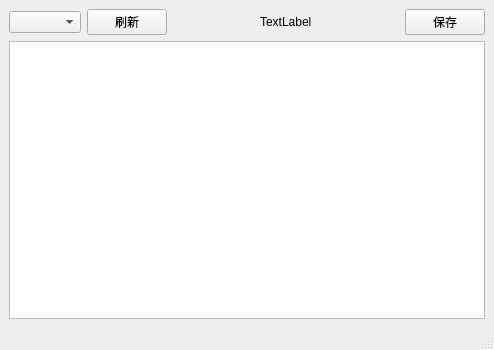
YouYuFei/stoneshard-helper, file ui/mainwindow.ui: the form before one commit.
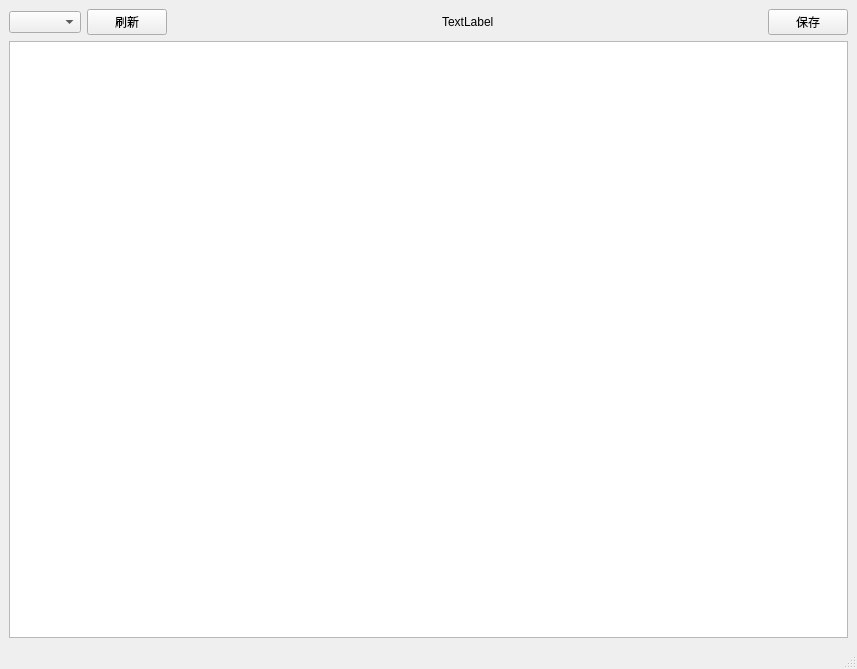
The form after the commit.

Patch:
```diff
--- a/ui/mainwindow.ui
+++ b/ui/mainwindow.ui
@@ -6,8 +6,8 @@
    <rect>
     <x>0</x>
     <y>0</y>
-    <width>494</width>
-    <height>350</height>
+    <width>857</width>
+    <height>669</height>
    </rect>
   </property>
   <property name="windowTitle">
```
Left out of the diff: 8 changed lines with no effect on the pictures.
